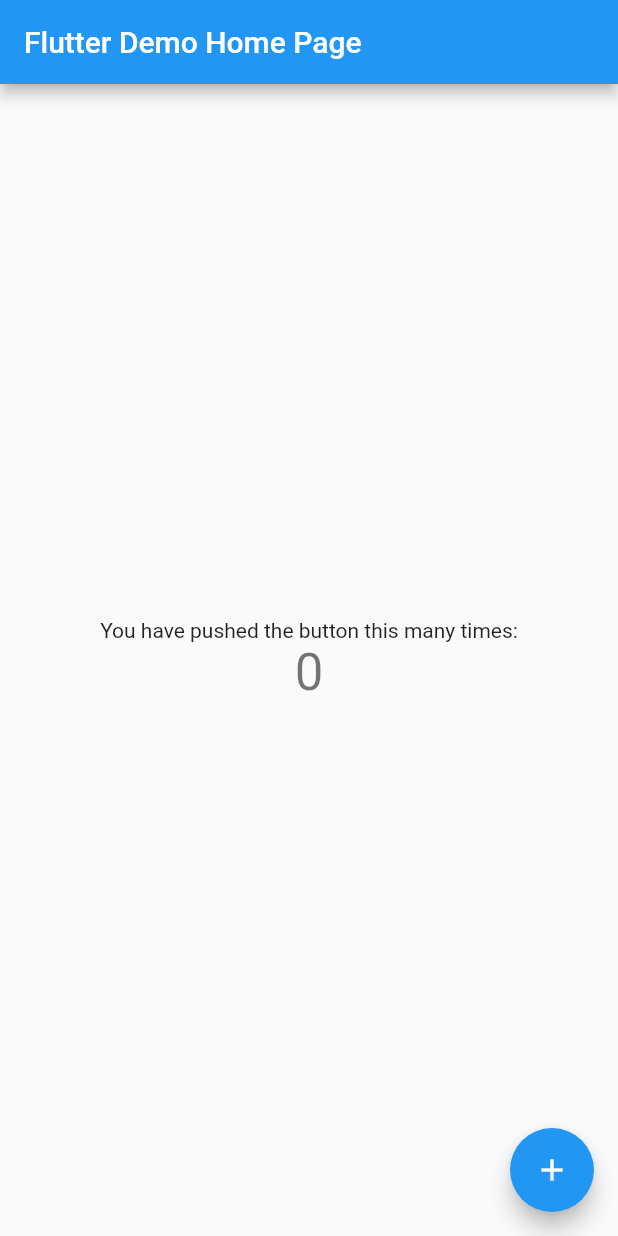
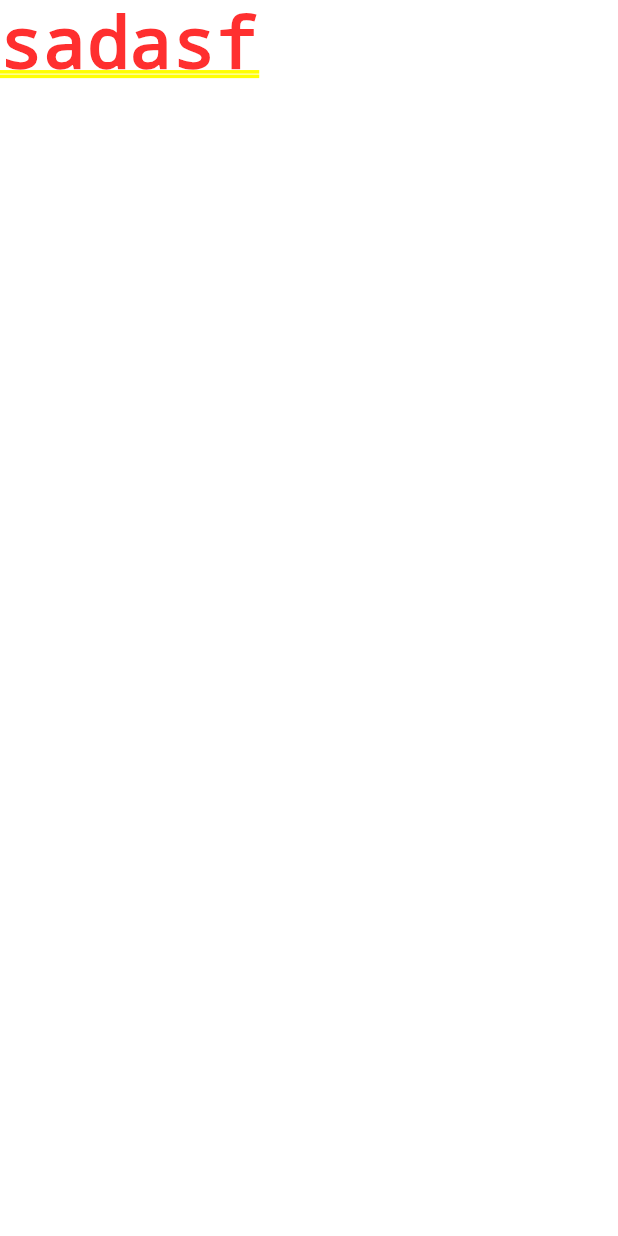
Before and after one commit to DuminduChamal/BookShelf, a Flutter app: the screen it shows after launch, on a phone screen of 412 x 824 dp. Run offline on Flutter 3.47's test engine with Material 2 defaults, Android fonts, the phone set to English and light mode, and no system bars; our stand-ins replace cloud_firestore; accounts and stored records are empty.

Commit message:
add method created

```diff
--- a/lib/main.dart
+++ b/lib/main.dart
@@ -1,111 +1,69 @@
 import 'package:flutter/material.dart';
+import 'package:cloud_firestore/cloud_firestore.dart';
 
-void main() => runApp(MyApp());
 
-class MyApp extends StatelessWidget {
-  // This widget is the root of your application.
+import './models/book.dart';
+
+void main()=>runApp(BookApp());
+
+class BookApp extends StatelessWidget {
   @override
   Widget build(BuildContext context) {
     return MaterialApp(
-      title: 'Flutter Demo',
-      theme: ThemeData(
-        // This is the theme of your application.
-        //
-        // Try running your application with "flutter run". You'll see the
-        // application has a blue toolbar. Then, without quitting the app, try
-        // changing the primarySwatch below to Colors.green and then invoke
-        // "hot reload" (press "r" in the console where you ran "flutter run",
-        // or simply save your changes to "hot reload" in a Flutter IDE).
-        // Notice that the counter didn't reset back to zero; the application
-        // is not restarted.
-        primarySwatch: Colors.blue,
-      ),
-      home: MyHomePage(title: 'Flutter Demo Home Page'),
+      debugShowCheckedModeBanner: false,
+      title: 'BookShelf',
+      home: Text('sadasf'),
     );
   }
 }
 
-class MyHomePage extends StatefulWidget {
-  MyHomePage({Key key, this.title}) : super(key: key);
+class BookFireBaseDemo extends StatefulWidget {
 
-  // This widget is the home page of your application. It is stateful, meaning
-  // that it has a State object (defined below) that contains fields that affect
-  // how it looks.
-
-  // This class is the configuration for the state. It holds the values (in this
-  // case the title) provided by the parent (in this case the App widget) and
-  // used by the build method of the State. Fields in a Widget subclass are
-  // always marked "final".
-
-  final String title;
+  BookFireBaseDemo(): super();
+  final String appTitle = "Book DB";
 
   @override
-  _MyHomePageState createState() => _MyHomePageState();
+  _BookFireBaseDemoState createState() => _BookFireBaseDemoState();
 }
 
-class _MyHomePageState extends State<MyHomePage> {
-  int _counter = 0;
+class _BookFireBaseDemoState extends State<BookFireBaseDemo> {
 
-  void _incrementCounter() {
-    setState(() {
-      // This call to setState tells the Flutter framework that something has
-      // changed in this State, which causes it to rerun the build method below
-      // so that the display can reflect the updated values. If we changed
-      // _counter without calling setState(), then the build method would not be
-      // called again, and so nothing would appear to happen.
-      _counter++;
-    });
+  TextEditingController bookNameContoller = TextEditingController();
+  TextEditingController bookAuthorContoller = TextEditingController();
+
+  bool isEditing = false;
+  bool textFieldVisibility = false;
+
+  String firestoreCollectionName = "Books";
+
+  Book currentBook;
+
+  getAllBooks()
+  {
+    return Firestore.instance.collection(firestoreCollectionName).snapshots();
+  }
+
+  addBook() async
+  {
+    Book book = Book(bookName: bookNameContoller.text, authorName: bookAuthorContoller.text);
+    try {
+      Firestore.instance.runTransaction(
+        (Transaction transaction) async {
+          await Firestore.instance
+                          .collection(firestoreCollectionName)
+                          .document()
+                          .setData(book.toJason());
+        }
+      );
+    } catch (e) {
+      print(e.toString());
+    }
   }
 
   @override
   Widget build(BuildContext context) {
-    // This method is rerun every time setState is called, for instance as done
-    // by the _incrementCounter method above.
-    //
-    // The Flutter framework has been optimized to make rerunning build methods
-    // fast, so that you can just rebuild anything that needs updating rather
-    // than having to individually change instances of widgets.
-    return Scaffold(
-      appBar: AppBar(
-        // Here we take the value from the MyHomePage object that was created by
-        // the App.build method, and use it to set our appbar title.
-        title: Text(widget.title),
-      ),
-      body: Center(
-        // Center is a layout widget. It takes a single child and positions it
-        // in the middle of the parent.
-        child: Column(
-          // Column is also a layout widget. It takes a list of children and
-          // arranges them vertically. By default, it sizes itself to fit its
-          // children horizontally, and tries to be as tall as its parent.
-          //
-          // Invoke "debug painting" (press "p" in the console, choose the
-          // "Toggle Debug Paint" action from the Flutter Inspector in Android
-          // Studio, or the "Toggle Debug Paint" command in Visual Studio Code)
-          // to see the wireframe for each widget.
-          //
-          // Column has various properties to control how it sizes itself and
-          // how it positions its children. Here we use mainAxisAlignment to
-          // center the children vertically; the main axis here is the vertical
-          // axis because Columns are vertical (the cross axis would be
-          // horizontal).
-          mainAxisAlignment: MainAxisAlignment.center,
-          children: <Widget>[
-            Text(
-              'You have pushed the button this many times:',
-            ),
-            Text(
-              '$_counter',
-              style: Theme.of(context).textTheme.display1,
-            ),
-          ],
-        ),
-      ),
-      floatingActionButton: FloatingActionButton(
-        onPressed: _incrementCounter,
-        tooltip: 'Increment',
-        child: Icon(Icons.add),
-      ), // This trailing comma makes auto-formatting nicer for build methods.
+    return Container(
+
     );
   }
 }
```
Also changed, not shown: 1 other file.
